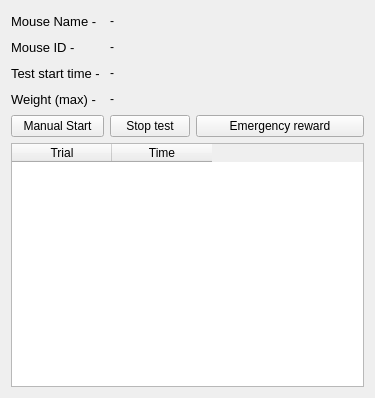
The window that Python/gui/testwin.ui (yagarwal123/autonomouse) describes before a commit, drawn with Qt 5.
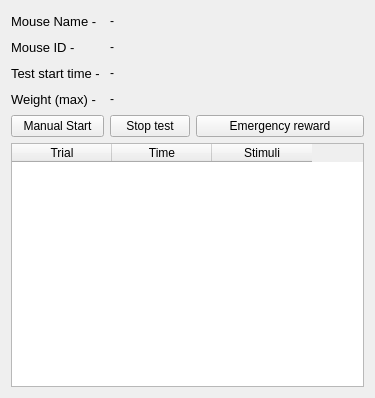
The same window after the commit.

```diff
--- a/Python/gui/testwin.ui
+++ b/Python/gui/testwin.ui
@@ -175,6 +175,11 @@
        <string>Time</string>
       </property>
      </column>
+     <column>
+      <property name="text">
+       <string>Stimuli</string>
+      </property>
+     </column>
     </widget>
    </item>
   </layout>
```
